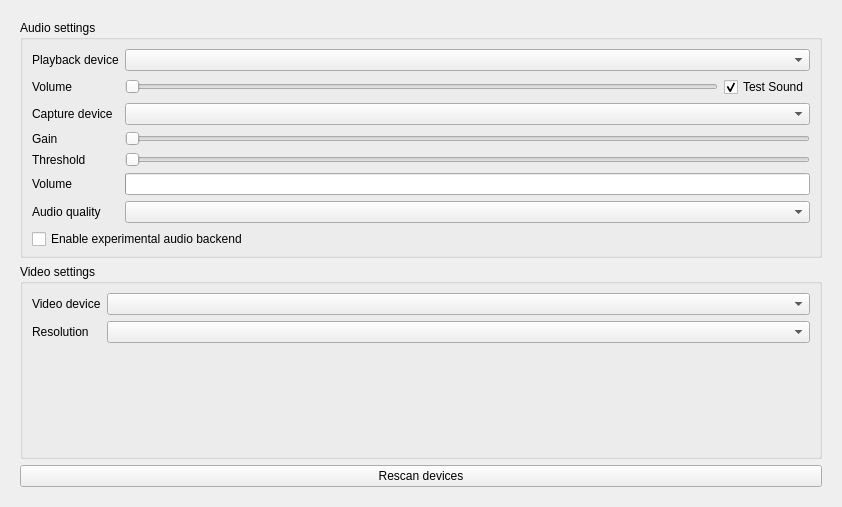
First picture: the form in src/widget/form/settings/avform.ui, repository qTox/qTox, before the edit.
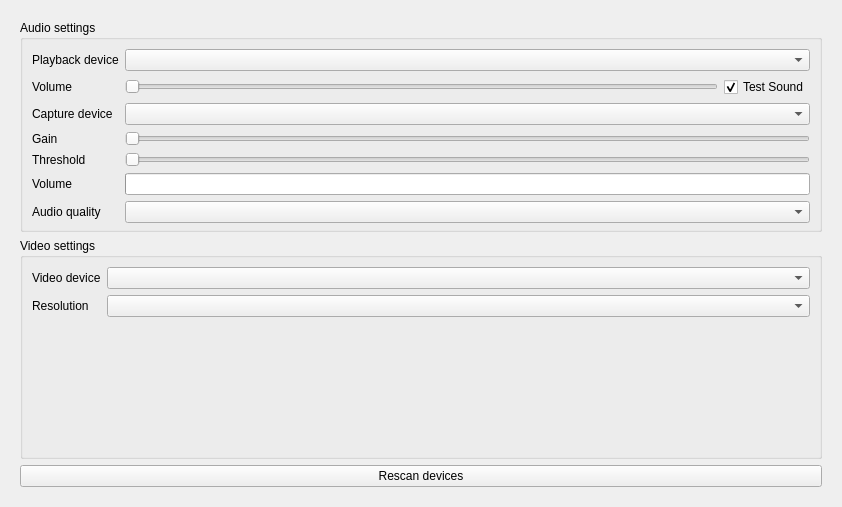
Second picture: the form after the edit. Custom widgets are drawn as their Qt base class.

Diff of the .ui file:
```diff
--- a/src/widget/form/settings/avform.ui
+++ b/src/widget/form/settings/avform.ui
@@ -159,19 +159,6 @@
             </property>
            </widget>
           </item>
-          <item row="7" column="0" colspan="3">
-           <widget class="QCheckBox" name="cbEnableBackend2">
-            <property name="enabled">
-             <bool>true</bool>
-            </property>
-            <property name="toolTip">
-             <string>Enables the experimental audio backend with echo cancelling support, needs qTox restart to take effect.</string>
-            </property>
-            <property name="text">
-             <string>Enable experimental audio backend</string>
-            </property>
-           </widget>
-          </item>
          </layout>
         </widget>
        </item>
```
Left out of the diff: 6 changed lines with no effect on the pictures.
